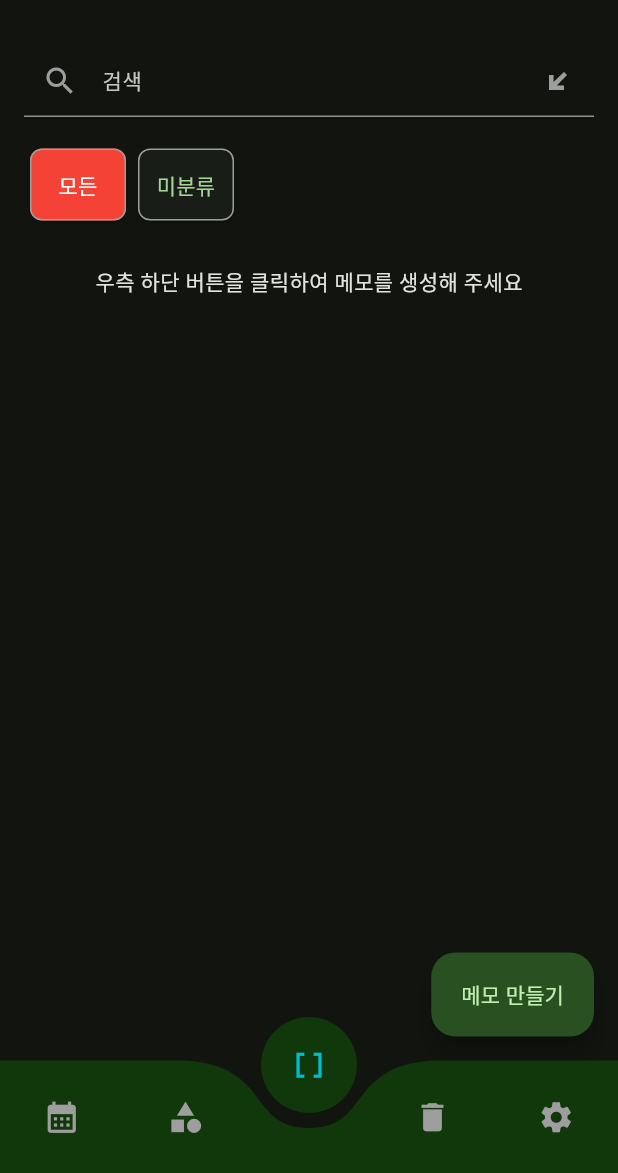
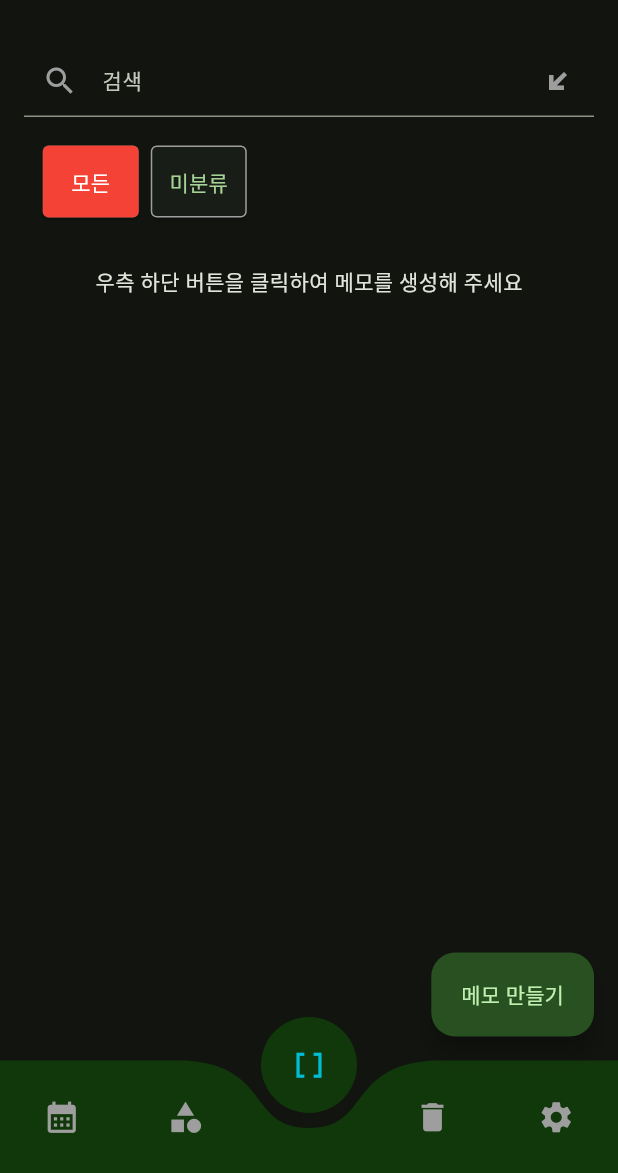
Before and after one commit to MinJaehyun/simple_note, a Flutter app: the screen it shows after launch, on a phone screen of 412 x 824 dp, the part 63-1236 px from its top. Run offline on Flutter 3.47's test engine with Material 3 defaults, Android fonts, the phone set to English and light mode, and no system bars; drawn by our look-alikes of curved_navigation_bar; our stand-ins replace get, hive, hive_flutter, substring_highlight, table_calendar; accounts and stored records are empty.

Commit message:
메모 디자인 개선: 범위 내 모든 범주 스크롤 구현 및 박스 높이 동일하게 설정

```diff
--- a/lib/view/widgets/memo/body_header/memo_top_widget.dart
+++ b/lib/view/widgets/memo/body_header/memo_top_widget.dart
@@ -97,15 +97,20 @@ class _MemoTopWidgetState extends State<MemoTopWidget> {
                         ),
                         SizedBox(height: 15),
                         // 상단2: 모든, 미분류, 생성한 범주
-                        Row(
+                        SizedBox(
+                          width: 363,
+                          height: 56,
+                            child: SingleChildScrollView(
+                              scrollDirection: Axis.horizontal,
+                              child: Row(
                                 children: [
                                   Card(
                                     shape: RoundedRectangleBorder(
                                       side: BorderSide(
                                         color: Colors.grey,
-                                  width: 1.0,
+                                        width: 0.1,
                                       ),
-                                borderRadius: BorderRadius.circular(8.0),
+                                      borderRadius: BorderRadius.circular(4.0),
                                     ),
                                     // note: 선택한 범주가 '모든(null)' 이면 빨강 박스로
                                     color: selectedCategory == null ? Colors.red : null,
@@ -130,7 +135,7 @@ class _MemoTopWidgetState extends State<MemoTopWidget> {
                                         color: Colors.grey,
                                         width: 1.0,
                                       ),
-                                borderRadius: BorderRadius.circular(8.0),
+                                      borderRadius: BorderRadius.circular(4.0),
                                     ),
                                     color: selectedCategory == '미분류' ? Colors.red : null,
                                     child: TextButton(
@@ -147,25 +152,23 @@ class _MemoTopWidgetState extends State<MemoTopWidget> {
                                       ),
                                     ),
                                   ),
-                            // 상단: 생성한 카테고리
-                            SizedBox(
-                              width: 230,
-                              height: 60,
-                              child: ListView.separated(
-                                scrollDirection: Axis.horizontal,
-                                separatorBuilder: (context, index) {
-                                  return const SizedBox();
-                                },
-                                itemCount: box.values.length,
-                                itemBuilder: (context, index) {
-                                  CategoryModel? categoryContact = box.getAt(index);
+                                  // note: [] 내에서 ...box 사용하여 ListView 대신 반복하는 방법: SingleChildScrollView 내에 ListView 사용 시 충돌함!
+                                  // child: ListView.separated(
+                                  //   scrollDirection: Axis.horizontal,
+                                  //   separatorBuilder: (context, index) {
+                                  //     return const SizedBox();
+                                  //   },
+                                  //   itemCount: box.values.length,
+                                  //   itemBuilder: (context, index) {
+                                  //     CategoryModel? categoryContact = box.getAt(index);
+                                  ...box.values.map((categoryContact) {
                                     return Card(
                                       shape: RoundedRectangleBorder(
                                         side: BorderSide(
                                           color: Colors.grey,
                                           width: 1.0,
                                         ),
-                                      borderRadius: BorderRadius.circular(8.0),
+                                        borderRadius: BorderRadius.circular(4.0),
                                       ),
                                       color: selectedCategory == categoryContact!.categories ? Colors.red : null,
                                       clipBehavior: Clip.antiAlias,
@@ -183,10 +186,12 @@ class _MemoTopWidgetState extends State<MemoTopWidget> {
                                         ),
                                       ),
                                     );
-                                },
+                                  }).toList(),
+                                ],
                               ),
                             ),
-                          ],
+                            // },
+                          // ),
                         ),
                       ],
                     ),
```
Lines whose indentation alone changed are shown as unchanged.
